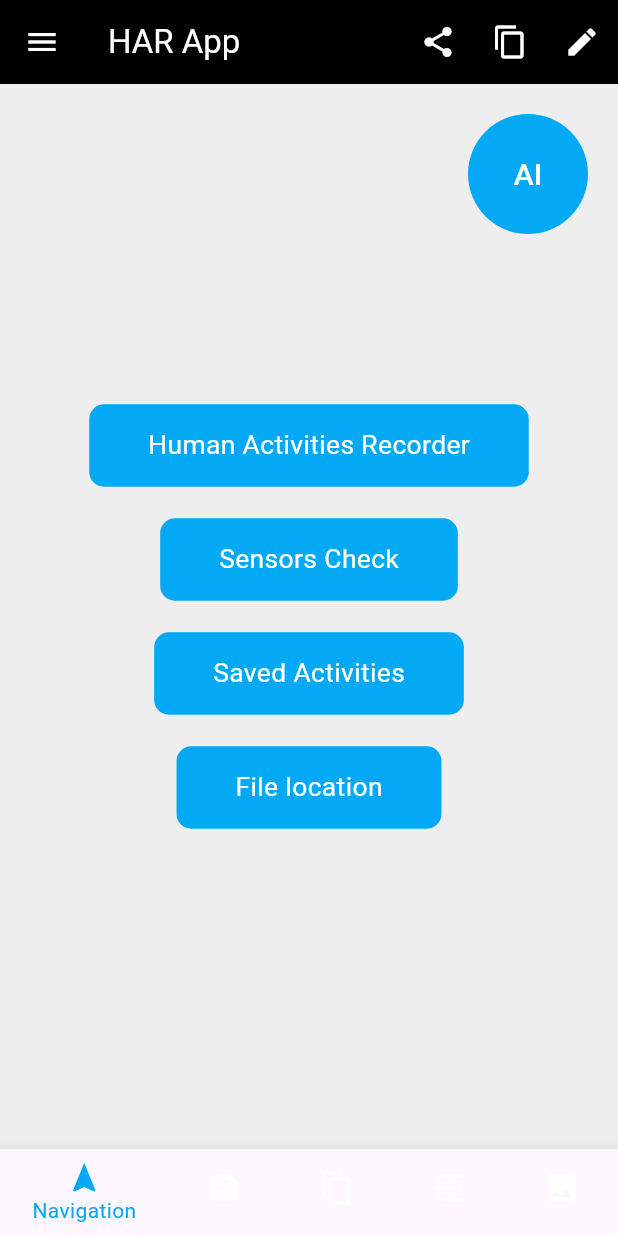
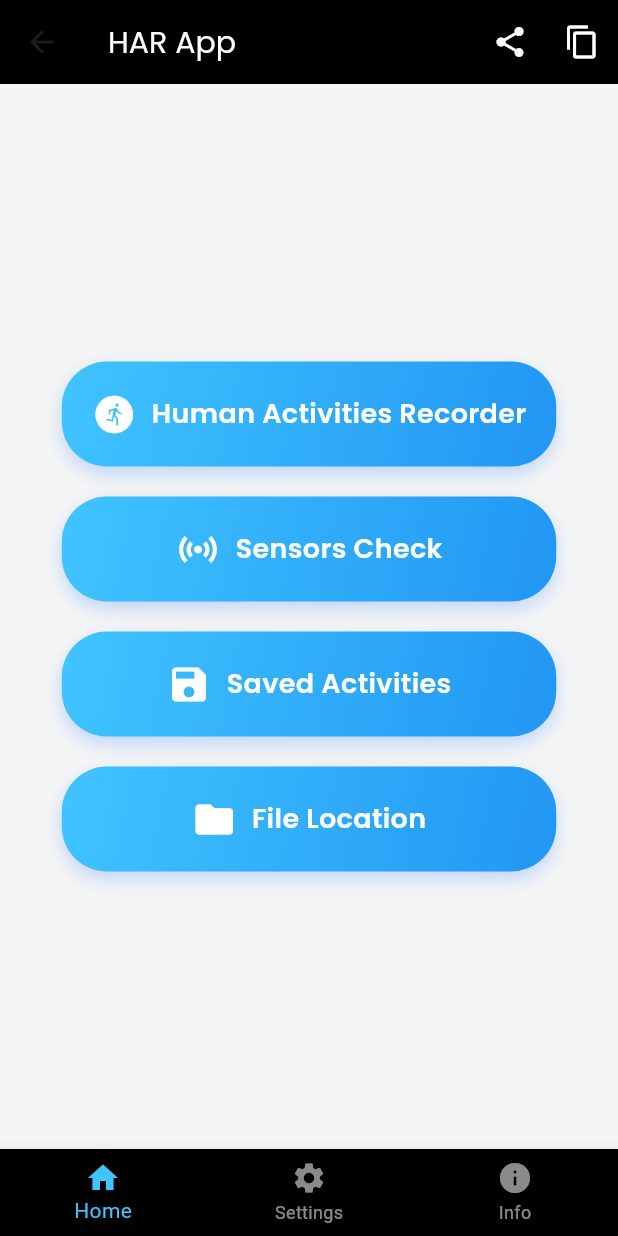
Before and after one commit to MohammadIrtisum/HAR_SS, a Flutter app: the AnimatedUI screen opened directly, on a phone screen of 412 x 824 dp. Run offline on Flutter 3.47's test engine with Material 3 defaults, Android fonts, the phone set to English and light mode, and no system bars; our stand-ins replace csv, firebase_core, fluttertoast, get, google_fonts, open_file and 3 more; accounts and stored records are empty.

Commit message:
ul fixed

```diff
--- /dev/null
+++ b/lib/models/logo_animation_model.dart
@@ -0,0 +1,6 @@
+class LogoAnimationModel {
+  // Example placeholder for future data logic
+  final String buttonTitle;
+
+  LogoAnimationModel({required this.buttonTitle});
+}
--- a/lib/views/animated_ul.dart
+++ b/lib/views/animated_ul.dart
@@ -10,169 +10,111 @@ class AnimatedUI extends StatefulWidget {
   State<AnimatedUI> createState() => _AnimatedUIState();
 }
 
-class _AnimatedUIState extends State<AnimatedUI> with SingleTickerProviderStateMixin {
+class _AnimatedUIState extends State<AnimatedUI> {
   @override
   Widget build(BuildContext context) {
     return Scaffold(
       appBar: AppBar(
         backgroundColor: Colors.black,
-        leading: Icon(Icons.menu, color: Colors.white),
-        title: Text("HAR App", style: TextStyle(color: Colors.white)),
+        title: Text(
+          "HAR App",
+          style: GoogleFonts.poppins(color: Colors.white, fontSize: 20),
+        ),
         actions: [
           IconButton(
+            icon: Icon(Icons.share, color: Colors.white),
             onPressed: () {},
-            icon: Icon(Icons.share, color: Colors.white),
           ),
           IconButton(
+            icon: Icon(Icons.copy, color: Colors.white),
             onPressed: () {},
-            icon: Icon(Icons.copy, color: Colors.white),
-          ),
-          IconButton(
-            onPressed: () {},
-            icon: Icon(Icons.edit, color: Colors.white),
           ),
         ],
       ),
-      body: Stack(
-        children: [
-          // Background dots
-          Container(
-            color: Colors.grey[200],
-          ),
-          // Circular Profile Icon
-          Positioned(
-            top: 20,
-            right: 20,
-            child: CircleAvatar(
-              radius: 40,
-              backgroundColor: Colors.lightBlue,
-              child: Text(
-                "AI",
-                style: TextStyle(color: Colors.white, fontSize: 20),
-              ),
-            ),
-          ),
-          // Centered Buttons
-          Center(
+      body: Container(
+        width: double.infinity,
+        color: Colors.grey[100],
         child: Column(
           mainAxisAlignment: MainAxisAlignment.center,
           children: [
-                AnimatedButton(
+            _buildGradientButton(
               label: "Human Activities Recorder",
-                  onTap: () {
-                    Get.to(MainActivity());
-                  },
+              icon: Icons.run_circle,
+              onTap: () => Get.to(MainActivity()),
             ),
             SizedBox(height: 20),
-                AnimatedButton(
+            _buildGradientButton(
               label: "Sensors Check",
-                  onTap: (){
-                    Get.to(SensorsCheck());
-                  }
+              icon: Icons.sensors,
+              onTap: () => Get.to(SensorsCheck()),
             ),
             SizedBox(height: 20),
-                AnimatedButton(
+            _buildGradientButton(
               label: "Saved Activities",
-                  onTap: () => print("Saved Activities tapped"),
+              icon: Icons.save,
+              onTap: () => Get.snackbar('Sorry!!!', 'This feature will be add soon...'),
             ),
             SizedBox(height: 20),
-                AnimatedButton(
-                  label: "File location",
-                  onTap: (){
-                    Get.to(FileLocationView());
-                  },
+            _buildGradientButton(
+              label: "File Location",
+              icon: Icons.folder,
+              onTap: () => Get.to(FileLocationView()),
             ),
           ],
         ),
       ),
-        ],
-      ),
       bottomNavigationBar: BottomNavigationBar(
         backgroundColor: Colors.black,
-        selectedItemColor: Colors.lightBlue,
-        unselectedItemColor: Colors.white,
+        selectedItemColor: Colors.lightBlueAccent,
+        unselectedItemColor: Colors.white54,
         items: [
-          BottomNavigationBarItem(
-            icon: Icon(Icons.navigation),
-            label: 'Navigation',
-          ),
-          BottomNavigationBarItem(
-            icon: Icon(Icons.text_snippet),
-            label: 'Text',
-          ),
-          BottomNavigationBarItem(
-            icon: Icon(Icons.copy),
-            label: 'Copy',
-          ),
-          BottomNavigationBarItem(
-            icon: Icon(Icons.format_align_left),
-            label: 'Format',
-          ),
-          BottomNavigationBarItem(
-            icon: Icon(Icons.image),
-            label: 'Image',
-          ),
+          BottomNavigationBarItem(icon: Icon(Icons.home), label: 'Home'),
+          BottomNavigationBarItem(icon: Icon(Icons.settings), label: 'Settings'),
+          BottomNavigationBarItem(icon: Icon(Icons.info), label: 'Info'),
         ],
       ),
     );
   }
-}
 
-class AnimatedButton extends StatefulWidget {
-  final String label;
-  final VoidCallback onTap;
-
-  const AnimatedButton({required this.label, required this.onTap});
-
-  @override
-  _AnimatedButtonState createState() => _AnimatedButtonState();
-}
-
-class _AnimatedButtonState extends State<AnimatedButton> with SingleTickerProviderStateMixin {
-  late AnimationController _controller;
-  late Animation<double> _scaleAnimation;
-
-  @override
-  void initState() {
-    super.initState();
-    _controller = AnimationController(
-      vsync: this,
-      duration: Duration(milliseconds: 200),
-      lowerBound: 0.9,
-      upperBound: 1.0,
-    );
-    _scaleAnimation = _controller.drive(CurveTween(curve: Curves.easeInOut));
-  }
-
-  @override
-  void dispose() {
-    _controller.dispose();
-    super.dispose();
-  }
-
-  @override
-  Widget build(BuildContext context) {
+  Widget _buildGradientButton({
+    required String label,
+    required IconData icon,
+    required VoidCallback onTap,
+  }) {
     return GestureDetector(
-      onTapDown: (_) => _controller.reverse(),
-      onTapUp: (_) {
-        _controller.forward();
-        widget.onTap();
-      },
-      onTapCancel: () => _controller.forward(),
-      child: ScaleTransition(
-        scale: _scaleAnimation,
+      onTap: onTap,
       child: Container(
-          padding: EdgeInsets.symmetric(vertical: 15, horizontal: 40),
+        width: MediaQuery.of(context).size.width * 0.8, // 80% screen width
+        height: 70,
         decoration: BoxDecoration(
-            color: Colors.lightBlue,
-            borderRadius: BorderRadius.circular(10),
+          gradient: LinearGradient(
+            colors: [Colors.lightBlueAccent, Colors.blue],
+            begin: Alignment.topLeft,
+            end: Alignment.bottomRight,
           ),
-          child: Text(
-            widget.label,
-            style: GoogleFonts.roboto(
-              textStyle: TextStyle(color: Colors.white, fontSize: 18),
+          borderRadius: BorderRadius.circular(30),
+          boxShadow: [
+            BoxShadow(
+              color: Colors.blueAccent.withOpacity(0.3),
+              blurRadius: 10,
+              offset: Offset(0, 5),
+            ),
+          ],
+        ),
+        child: Row(
+          mainAxisAlignment: MainAxisAlignment.center,
+          children: [
+            Icon(icon, color: Colors.white, size: 30),
+            SizedBox(width: 10),
+            Text(
+              label,
+              style: GoogleFonts.poppins(
+                color: Colors.white,
+                fontSize: 18,
+                fontWeight: FontWeight.w600,
               ),
             ),
+          ],
         ),
       ),
     );
--- a/lib/views/main_activity.dart
+++ b/lib/views/main_activity.dart
@@ -41,6 +41,7 @@ class MainActivity extends StatelessWidget {
                   padding: const EdgeInsets.symmetric(horizontal: 16.0),
                   child: DropdownButton<String>(
                     isExpanded: true,
+                    underline: SizedBox(),
                     value: controller.selectedLabel.value,
                     items: ['Choose label', ...controller.labels]
                         .map(
@@ -65,6 +66,7 @@ class MainActivity extends StatelessWidget {
                   padding: const EdgeInsets.symmetric(horizontal: 16.0),
                   child: DropdownButton<String>(
                     isExpanded: true,
+                    underline: SizedBox(),
                     value: controller.refreshRate.value,
                     items: ['Normal', 'Fast', 'Fastest']
                         .map(
--- a/pubspec.yaml
+++ b/pubspec.yaml
@@ -49,6 +49,7 @@ dependencies:
   syncfusion_flutter_xlsio: ^27.2.4
   firebase_core: ^3.8.1
   rive: ^0.13.20
+  firebase_database: ^11.2.0
 
 dev_dependencies:
   flutter_test:
```
Also changed, not shown: lib/controllers/file_location_controller.dart (+40 -7 lines), lib/controllers/main_controller.dart (+6 -6 lines), lib/main.dart (+19 -1 lines), lib/models/logo_animation_viewmodel.dart (added, +61 -0 lines), lib/utils/animated_file_tile.dart (added, +56 -0 lines), lib/views/file_location.dart (+74 -9 lines), lib/views/logo_animation_view.dart (added, +136 -0 lines), lib/firebase/firebase_options.dart (added), pubspec.lock, 5 other files. Lines whose indentation alone changed are shown as unchanged.
